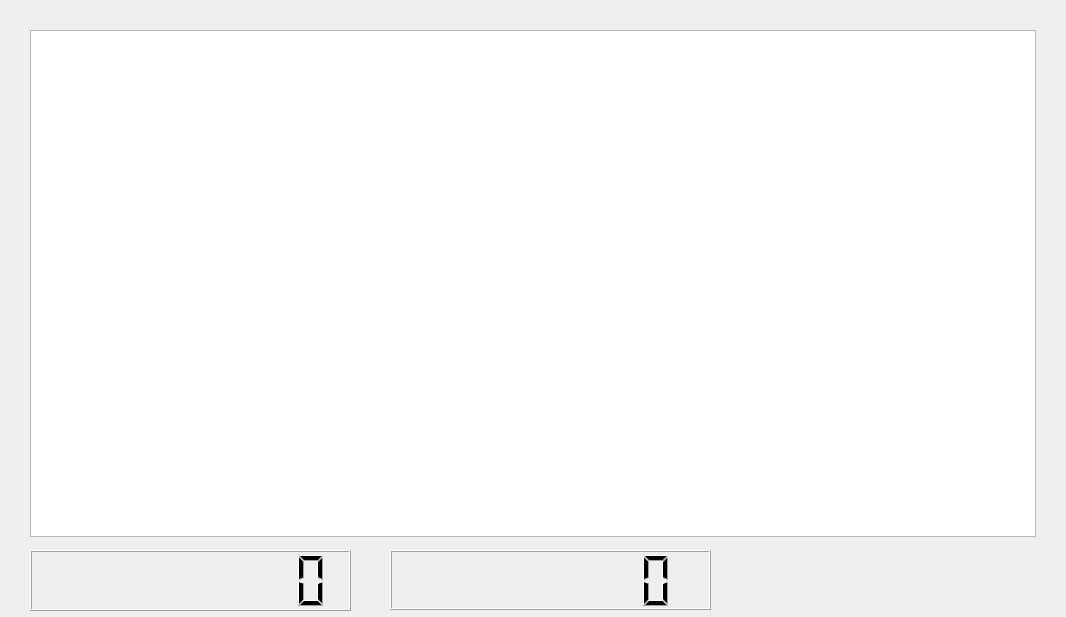
This is juego.ui in julianocampov/Juego as Qt 5 draws it before an edit. The edited form follows.
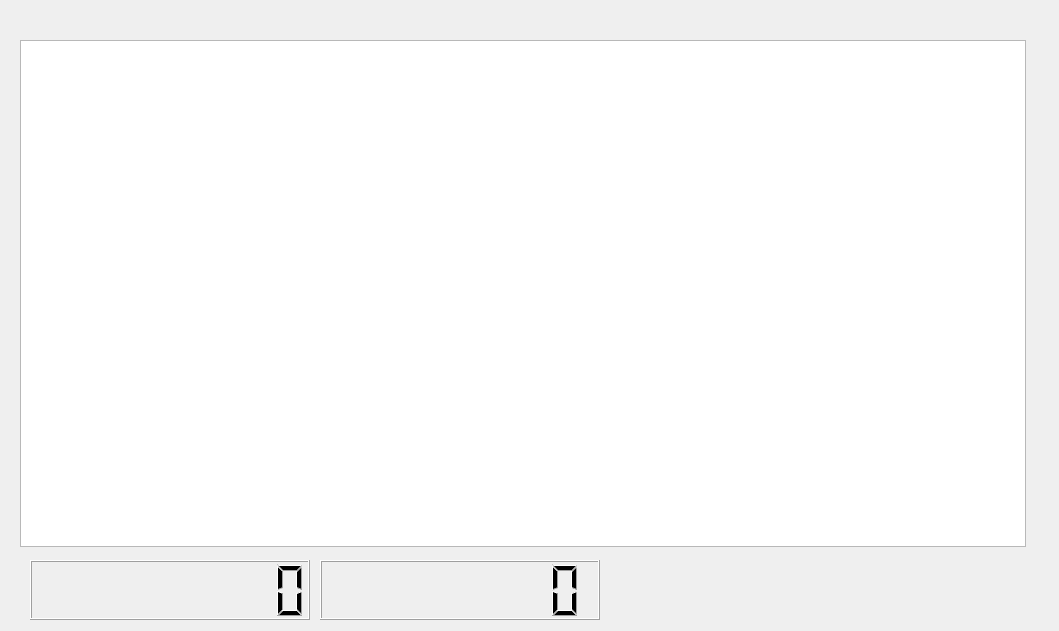
This is the edited form. Icons and pictures are not drawn.

```diff
--- a/juego.ui
+++ b/juego.ui
@@ -6,8 +6,8 @@
    <rect>
     <x>0</x>
     <y>0</y>
-    <width>1066</width>
-    <height>617</height>
+    <width>1059</width>
+    <height>631</height>
    </rect>
   </property>
   <property name="windowTitle">
@@ -16,8 +16,8 @@
   <widget class="QGraphicsView" name="graphicsView">
    <property name="geometry">
     <rect>
-     <x>30</x>
-     <y>30</y>
+     <x>20</x>
+     <y>40</y>
      <width>1006</width>
      <height>507</height>
     </rect>
@@ -26,9 +26,9 @@
   <widget class="QLCDNumber" name="vidas">
    <property name="geometry">
     <rect>
-     <x>390</x>
-     <y>550</y>
-     <width>321</width>
+     <x>320</x>
+     <y>560</y>
+     <width>280</width>
      <height>60</height>
     </rect>
    </property>
@@ -39,8 +39,8 @@
   <widget class="QLabel" name="label">
    <property name="geometry">
     <rect>
-     <x>30</x>
-     <y>30</y>
+     <x>20</x>
+     <y>40</y>
      <width>1006</width>
      <height>481</height>
     </rect>
@@ -56,9 +56,9 @@
    <property name="geometry">
     <rect>
      <x>30</x>
-     <y>550</y>
-     <width>321</width>
-     <height>61</height>
+     <y>560</y>
+     <width>280</width>
+     <height>60</height>
     </rect>
    </property>
    <property name="smallDecimalPoint">
@@ -80,9 +80,9 @@
   <widget class="QPushButton" name="pushButton">
    <property name="geometry">
     <rect>
-     <x>910</x>
-     <y>550</y>
-     <width>130</width>
+     <x>760</x>
+     <y>560</y>
+     <width>110</width>
      <height>60</height>
     </rect>
    </property>
@@ -109,9 +109,9 @@
   <widget class="QPushButton" name="pushButton_2">
    <property name="geometry">
     <rect>
-     <x>750</x>
-     <y>550</y>
-     <width>130</width>
+     <x>890</x>
+     <y>560</y>
+     <width>110</width>
      <height>60</height>
     </rect>
    </property>
@@ -122,24 +122,11 @@
     <bool>true</bool>
    </property>
   </widget>
-  <widget class="QLabel" name="storm">
-   <property name="geometry">
-    <rect>
-     <x>0</x>
-     <y>20</y>
-     <width>500</width>
-     <height>300</height>
-    </rect>
-   </property>
-   <property name="text">
-    <string/>
-   </property>
-  </widget>
   <widget class="QLabel" name="label_2">
    <property name="geometry">
     <rect>
-     <x>30</x>
-     <y>550</y>
+     <x>20</x>
+     <y>560</y>
      <width>1001</width>
      <height>61</height>
     </rect>
@@ -157,9 +144,9 @@
   <widget class="QLabel" name="label_3">
    <property name="geometry">
     <rect>
-     <x>750</x>
-     <y>550</y>
-     <width>130</width>
+     <x>890</x>
+     <y>560</y>
+     <width>110</width>
      <height>60</height>
     </rect>
    </property>
@@ -176,9 +163,9 @@
   <widget class="QLabel" name="label_4">
    <property name="geometry">
     <rect>
-     <x>910</x>
-     <y>550</y>
-     <width>130</width>
+     <x>760</x>
+     <y>560</y>
+     <width>110</width>
      <height>60</height>
     </rect>
    </property>
@@ -196,9 +183,9 @@
    <property name="geometry">
     <rect>
      <x>30</x>
-     <y>550</y>
-     <width>321</width>
-     <height>61</height>
+     <y>560</y>
+     <width>280</width>
+     <height>60</height>
     </rect>
    </property>
    <property name="text">
@@ -214,9 +201,9 @@
   <widget class="QLabel" name="label_6">
    <property name="geometry">
     <rect>
-     <x>390</x>
-     <y>550</y>
-     <width>320</width>
+     <x>320</x>
+     <y>560</y>
+     <width>280</width>
      <height>60</height>
     </rect>
    </property>
@@ -230,6 +217,143 @@
     <bool>true</bool>
    </property>
   </widget>
+  <widget class="QPushButton" name="pushButton_3">
+   <property name="geometry">
+    <rect>
+     <x>20</x>
+     <y>10</y>
+     <width>110</width>
+     <height>23</height>
+    </rect>
+   </property>
+   <property name="text">
+    <string/>
+   </property>
+   <property name="flat">
+    <bool>true</bool>
+   </property>
+  </widget>
+  <widget class="QLabel" name="intrucciones">
+   <property name="geometry">
+    <rect>
+     <x>320</x>
+     <y>70</y>
+     <width>381</width>
+     <height>361</height>
+    </rect>
+   </property>
+   <property name="text">
+    <string/>
+   </property>
+   <property name="pixmap">
+    <pixmap resource="imagen.qrc">:/instrucciones.png</pixmap>
+   </property>
+   <property name="scaledContents">
+    <bool>true</bool>
+   </property>
+  </widget>
+  <widget class="QPushButton" name="close">
+   <property name="geometry">
+    <rect>
+     <x>620</x>
+     <y>400</y>
+     <width>71</width>
+     <height>23</height>
+    </rect>
+   </property>
+   <property name="text">
+    <string/>
+   </property>
+   <property name="flat">
+    <bool>true</bool>
+   </property>
+  </widget>
+  <widget class="QPushButton" name="pause">
+   <property name="geometry">
+    <rect>
+     <x>630</x>
+     <y>560</y>
+     <width>110</width>
+     <height>60</height>
+    </rect>
+   </property>
+   <property name="text">
+    <string/>
+   </property>
+   <property name="flat">
+    <bool>true</bool>
+   </property>
+  </widget>
+  <widget class="QLabel" name="label_7">
+   <property name="geometry">
+    <rect>
+     <x>610</x>
+     <y>360</y>
+     <width>75</width>
+     <height>23</height>
+    </rect>
+   </property>
+   <property name="text">
+    <string/>
+   </property>
+  </widget>
+  <widget class="QLabel" name="label_8">
+   <property name="geometry">
+    <rect>
+     <x>20</x>
+     <y>10</y>
+     <width>110</width>
+     <height>23</height>
+    </rect>
+   </property>
+   <property name="text">
+    <string/>
+   </property>
+   <property name="pixmap">
+    <pixmap resource="imagen.qrc">:/instructions.png</pixmap>
+   </property>
+   <property name="scaledContents">
+    <bool>true</bool>
+   </property>
+  </widget>
+  <widget class="QLabel" name="label_10">
+   <property name="geometry">
+    <rect>
+     <x>630</x>
+     <y>560</y>
+     <width>110</width>
+     <height>60</height>
+    </rect>
+   </property>
+   <property name="text">
+    <string/>
+   </property>
+   <property name="pixmap">
+    <pixmap resource="imagen.qrc">:/pause.png</pixmap>
+   </property>
+   <property name="scaledContents">
+    <bool>true</bool>
+   </property>
+  </widget>
+  <widget class="QLabel" name="_close">
+   <property name="geometry">
+    <rect>
+     <x>620</x>
+     <y>400</y>
+     <width>71</width>
+     <height>23</height>
+    </rect>
+   </property>
+   <property name="text">
+    <string/>
+   </property>
+   <property name="pixmap">
+    <pixmap resource="imagen.qrc">:/close.png</pixmap>
+   </property>
+   <property name="scaledContents">
+    <bool>true</bool>
+   </property>
+  </widget>
   <zorder>label_2</zorder>
   <zorder>label_6</zorder>
   <zorder>label_5</zorder>
```
Left out of the diff: 23 changed lines with no effect on the pictures.
